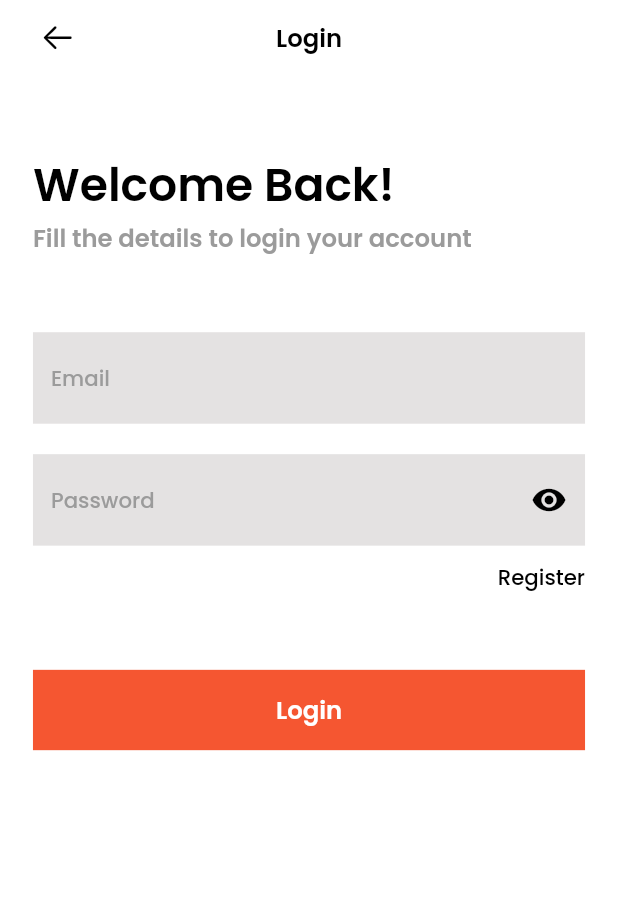
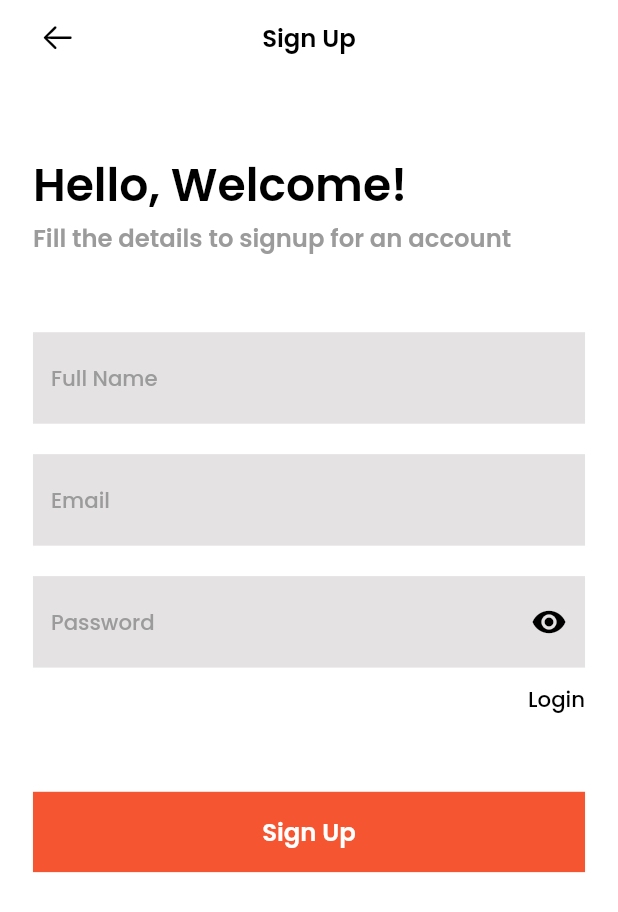
Before and after one commit to banku27/job-finder-NodeJS-MongoDB, a Flutter app: the LoginPage screen opened directly, after a tap on "Register", on a phone screen of 412 x 824 dp. Shown: the top 912 px of the screen. Run offline on Flutter 3.47's test engine with Material 2 defaults, Android fonts, the phone set to English and light mode, and no system bars; our stand-ins replace flutter_animate, flutter_screenutil, get, google_fonts, image_cropper, image_picker and 2 more; accounts and stored records are empty.

Commit message:
sign up screen

```diff
--- a/lib/controllers/signup_provider.dart
+++ b/lib/controllers/signup_provider.dart
@@ -1,6 +1,4 @@
 import 'package:flutter/material.dart';
-
-
 
 class SignUpNotifier extends ChangeNotifier {
 // trigger to hide and unhide the password
@@ -52,5 +50,4 @@ class SignUpNotifier extends ChangeNotifier {
       return false;
     }
   }
-
 }
--- a/lib/views/ui/auth/login.dart
+++ b/lib/views/ui/auth/login.dart
@@ -8,6 +8,7 @@ import 'package:job_finder/views/common/custom_btn.dart';
 import 'package:job_finder/views/common/custom_textfield.dart';
 import 'package:job_finder/views/common/exports.dart';
 import 'package:job_finder/views/common/height_spacer.dart';
+import 'package:job_finder/views/ui/auth/signup.dart';
 import 'package:provider/provider.dart';
 
 class LoginPage extends StatefulWidget {
@@ -111,7 +112,9 @@ class _LoginPageState extends State<LoginPage> {
                   Align(
                     alignment: Alignment.centerRight,
                     child: GestureDetector(
-                      onTap: () {},
+                      onTap: () {
+                        Get.to(() => const RegistrationPage());
+                      },
                       child: ReusableText(
                           text: 'Register',
                           style: appstyle(
--- a/lib/views/ui/auth/signup.dart
+++ b/lib/views/ui/auth/signup.dart
@@ -1,4 +1,16 @@
+import 'package:flutter/cupertino.dart';
 import 'package:flutter/material.dart';
+import 'package:flutter_screenutil/flutter_screenutil.dart';
+import 'package:get/get.dart';
+import 'package:job_finder/controllers/exports.dart';
+import 'package:job_finder/views/common/custom_btn.dart';
+import 'package:job_finder/views/ui/auth/login.dart';
+import 'package:provider/provider.dart';
+
+import '../../common/app_bar.dart';
+import '../../common/custom_textfield.dart';
+import '../../common/exports.dart';
+import '../../common/height_spacer.dart';
 
 class RegistrationPage extends StatefulWidget {
   const RegistrationPage({super.key});
@@ -8,8 +20,7 @@ class RegistrationPage extends StatefulWidget {
 }
 
 class _RegistrationPageState extends State<RegistrationPage> {
-
- final TextEditingController name = TextEditingController();
+  final TextEditingController name = TextEditingController();
   final TextEditingController email = TextEditingController();
   final TextEditingController password = TextEditingController();
 
@@ -23,6 +34,115 @@ class _RegistrationPageState extends State<RegistrationPage> {
 
   @override
   Widget build(BuildContext context) {
-    return Container();
+    return Consumer<SignUpNotifier>(
+      builder: (context, signupNotifier, child) {
+        return Scaffold(
+            appBar: PreferredSize(
+              preferredSize: const Size.fromHeight(50),
+              child: CustomAppBar(
+                text: 'Sign Up',
+                child: GestureDetector(
+                  onTap: () {
+                    Get.back();
+                  },
+                  child: const Icon(CupertinoIcons.arrow_left),
+                ),
+              ),
+            ),
+            body: Padding(
+              padding: EdgeInsets.symmetric(horizontal: 20.w),
+              child: ListView(
+                padding: EdgeInsets.zero,
+                children: [
+                  const HeightSpacer(size: 50),
+                  Align(
+                    alignment: Alignment.topLeft,
+                    child: ReusableText(
+                      text: 'Hello, Welcome!',
+                      style: appstyle(30, Color(kDark.value), FontWeight.w600),
+                    ),
+                  ),
+                  Align(
+                    alignment: Alignment.topLeft,
+                    child: ReusableText(
+                      text: 'Fill the details to signup for an account',
+                      style:
+                          appstyle(16, Color(kDarkGrey.value), FontWeight.w600),
+                    ),
+                  ),
+                  const HeightSpacer(size: 50),
+                  CustomTextField(
+                    controller: name,
+                    keyboardType: TextInputType.text,
+                    hintText: 'Full Name',
+                    validator: (name) {
+                      if (name!.isEmpty) {
+                        return "Please enter your name";
+                      } else {
+                        return null;
+                      }
+                    },
+                  ),
+                  const HeightSpacer(size: 20),
+                  CustomTextField(
+                    controller: email,
+                    keyboardType: TextInputType.emailAddress,
+                    hintText: 'Email',
+                    validator: (email) {
+                      if (email!.isEmpty || !email.contains('@')) {
+                        return "Please enter valid email";
+                      } else {
+                        return null;
+                      }
+                    },
+                  ),
+                  const HeightSpacer(size: 20),
+                  CustomTextField(
+                    controller: password,
+                    keyboardType: TextInputType.emailAddress,
+                    hintText: 'Password',
+                    obscureText: signupNotifier.isObsecure,
+                    validator: (password) {
+                      if (password!.isEmpty) {
+                        return "Please enter your password";
+                      }
+                      if (password.length < 6) {
+                        return "Password length should be atleast 6";
+                      } else {
+                        return null;
+                      }
+                    },
+                    suffixIcon: GestureDetector(
+                      onTap: () {
+                        signupNotifier.isObsecure = !signupNotifier.isObsecure;
+                      },
+                      child: Icon(
+                        signupNotifier.isObsecure
+                            ? Icons.visibility
+                            : Icons.visibility_off,
+                        color: Color(kDark.value),
+                      ),
+                    ),
+                  ),
+                  HeightSpacer(size: 10.h),
+                  Align(
+                    alignment: Alignment.centerRight,
+                    child: GestureDetector(
+                      onTap: () {
+                        Get.to(() => const LoginPage());
+                      },
+                      child: ReusableText(
+                          text: 'Login',
+                          style: appstyle(
+                              14, Color(kDark.value), FontWeight.w500)),
+                    ),
+                  ),
+                  HeightSpacer(size: 50.h),
+                  CustomButton(onTap: () {}, text: 'Sign Up')
+                ],
+              ),
+            ));
+      },
+    );
   }
 }
```
Lines whose indentation alone changed are shown as unchanged.
